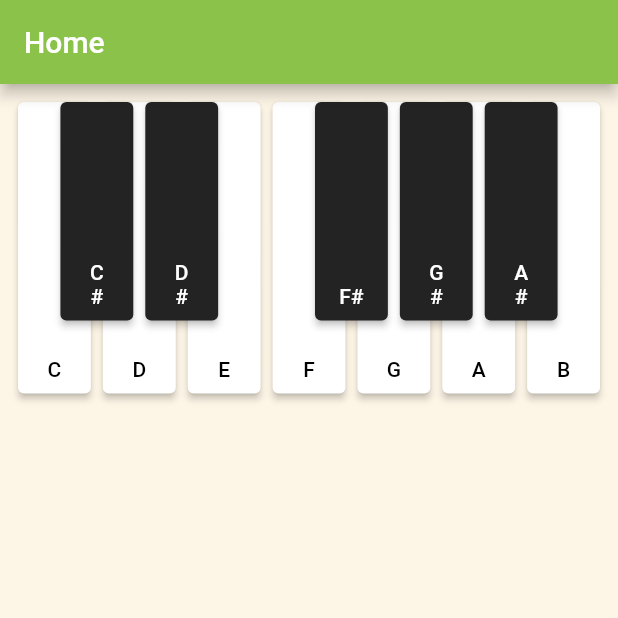
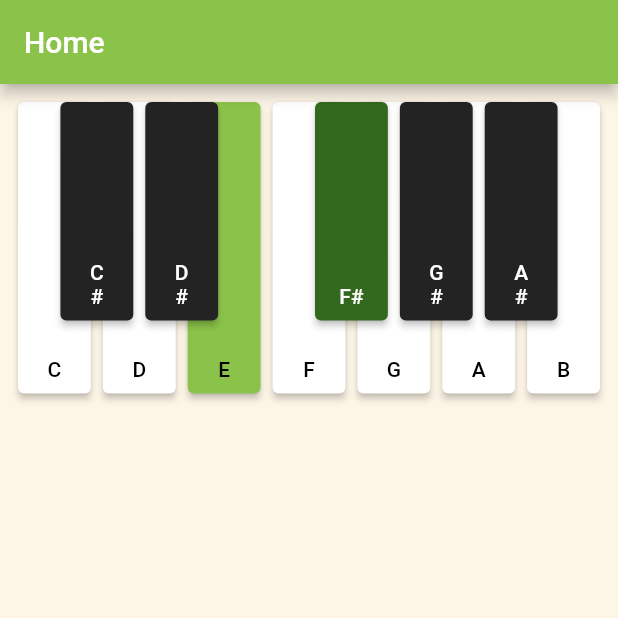
Before and after one commit to Gvard-Windlass/perfect_pitch_flutter, a Flutter app: the screen it shows after launch, on a phone screen of 412 x 824 dp, the top half of it. Run offline on Flutter 3.47's test engine with Material 2 defaults, Android fonts, the phone set to English and light mode, and no system bars; our stand-ins replace hexcolor; missing offline and left inert: desktop_window.

Commit message:
Connect settings to pitch buttons

```diff
--- a/lib/main.dart
+++ b/lib/main.dart
@@ -2,6 +2,7 @@ import 'package:flutter/material.dart';
 import 'package:desktop_window/desktop_window.dart';
 import 'package:hexcolor/hexcolor.dart';
 import 'home.dart';
+import 'settings_wrapper.dart';
 
 void main() {
   runApp(const MyApp());
@@ -13,13 +14,15 @@ class MyApp extends StatelessWidget {
 
   @override
   Widget build(BuildContext context) {
-    return MaterialApp(
+    return SettingsWrapper(
+      child: MaterialApp(
         title: 'Flutter Demo',
         theme: ThemeData(
           primarySwatch: Colors.lightGreen,
           canvasColor: HexColor('#fdf5e6')
         ),
         home: const Home(),
+      )
     );
   }
 }
--- a/lib/pitch_buttons.dart
+++ b/lib/pitch_buttons.dart
@@ -1,10 +1,9 @@
 import 'package:flutter/material.dart';
 import 'pitch_button.dart';
+import 'settings_wrapper.dart';
 
 class PitchButtons extends StatelessWidget {
   const PitchButtons({super.key});
-  static final whiteKeys = ['C', 'D', 'E', 'F', 'G', 'A', 'B'];
-  static final blackKeys = ['C#', 'D#', 'F#', 'G#', 'A#'];
 
   @override
   Widget build(BuildContext context) {
@@ -13,10 +12,10 @@ class PitchButtons extends StatelessWidget {
         Row(
           mainAxisAlignment: MainAxisAlignment.center,
           crossAxisAlignment: CrossAxisAlignment.start,
-          children: whiteKeys.map((e) => PitchButton(
-            pitchKey: e,
-            pitchEnabled: false
-          )).toList()
+          children: [
+            for (MapEntry e in SettingsWrapper.of(context).whiteKeys.entries)
+              PitchButton(pitchKey: e.key, pitchEnabled: e.value)
+          ]
         ),
         Row(
           mainAxisAlignment: MainAxisAlignment.center,
@@ -26,9 +25,9 @@ class PitchButtons extends StatelessWidget {
               child: ConstrainedBox(constraints:
                 const BoxConstraints(maxWidth: PitchButton.pitchBtnMaxWidth))
             ),
-            ...blackKeys.sublist(0, 2).map((e) {
-              return PitchButton(pitchKey: e, pitchEnabled: false);
-            }).toList(),
+            for (MapEntry e in SettingsWrapper.of(context).blackKeys.entries.take(2))
+              PitchButton(pitchKey: e.key, pitchEnabled: e.value),
+            // gap between D# and F#
             Flexible(
               child: Padding(
               padding: const EdgeInsets.symmetric(horizontal: PitchButton.pitchBtnSymmetricPadding),
@@ -36,9 +35,8 @@ class PitchButtons extends StatelessWidget {
                 constraints: const BoxConstraints(maxWidth: PitchButton.pitchBtnMaxWidth),
                 child: const AspectRatio(aspectRatio: 1/3)
             ))),
-            ...blackKeys.sublist(2).map((e) {
-              return PitchButton(pitchKey: e, pitchEnabled: false);
-            }).toList(),
+            for (MapEntry e in SettingsWrapper.of(context).blackKeys.entries.skip(2))
+              PitchButton(pitchKey: e.key, pitchEnabled: e.value),
           ]
         )
       ],
```
Lines whose indentation alone changed are shown as unchanged.
